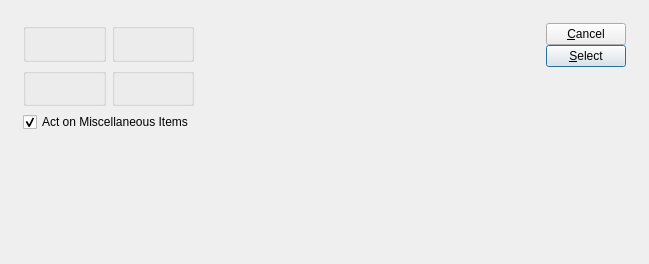
This is guiclient/archRestoreSalesHistory.ui in Pegasus-RPG/xtuple-client as Qt 5 draws it before an edit. The edited form follows.
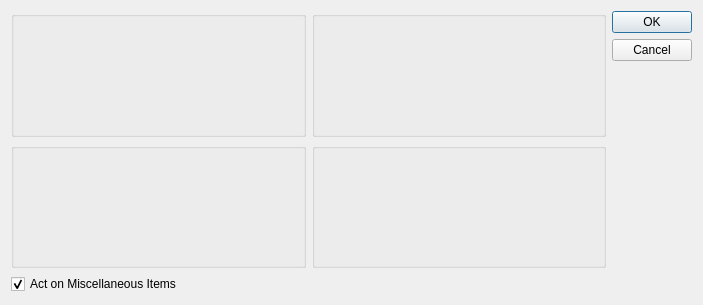
This is the edited form. Custom widgets are drawn as their Qt base class.

Commit message: Use button boxes for style guidelines.

```diff
--- a/guiclient/archRestoreSalesHistory.ui
+++ b/guiclient/archRestoreSalesHistory.ui
@@ -7,34 +7,22 @@
 is available at www.xtuple.com/CPAL.  By using this software, you agree
 to be bound by its terms.</comment>
  <class>archRestoreSalesHistory</class>
- <widget class="QDialog" name="archRestoreSalesHistory" >
-  <property name="geometry" >
+ <widget class="QDialog" name="archRestoreSalesHistory">
+  <property name="geometry">
    <rect>
     <x>0</x>
     <y>0</y>
-    <width>648</width>
-    <height>264</height>
+    <width>703</width>
+    <height>305</height>
    </rect>
   </property>
   <property name="windowTitle" >
    <string>Archive/Restore Sales History</string>
   </property>
-  <layout class="QGridLayout" name="gridLayout_3" >
-   <item row="0" column="0" >
-    <layout class="QVBoxLayout" name="verticalLayout_2" >
-     <property name="spacing" >
-      <number>12</number>
-     </property>
-     <property name="margin" >
-      <number>12</number>
-     </property>
-     <item>
-      <layout class="QHBoxLayout" name="horizontalLayout" >
-       <item>
-        <layout class="QGridLayout" name="gridLayout_2" >
-         <item row="0" column="0" >
-          <widget class="ParameterGroup" name="_customerType" >
-           <property name="title" >
+  <layout class="QGridLayout" name="gridLayout_2">
+   <item row="0" column="0">
+    <widget class="ParameterGroup" name="_customerType">
+     <property name="title">
             <string/>
            </property>
            <property name="fixedSize" >
@@ -52,9 +40,19 @@
            </property>
           </widget>
          </item>
-         <item row="1" column="0" >
-          <widget class="ParameterGroup" name="_productCategory" >
-           <property name="title" >
+   <item row="0" column="2" rowspan="3">
+    <widget class="QDialogButtonBox" name="_buttonBox">
+     <property name="orientation">
+      <enum>Qt::Vertical</enum>
+     </property>
+     <property name="standardButtons">
+      <set>QDialogButtonBox::Cancel|QDialogButtonBox::Ok</set>
+     </property>
+    </widget>
+   </item>
+   <item row="1" column="0">
+    <widget class="ParameterGroup" name="_productCategory">
+     <property name="title">
             <string/>
            </property>
            <property name="fixedSize" >
@@ -85,83 +83,8 @@
           </widget>
          </item>
         </layout>
-       </item>
-       <item>
-        <spacer name="horizontalSpacer" >
-         <property name="orientation" >
-          <enum>Qt::Horizontal</enum>
-         </property>
-         <property name="sizeHint" stdset="0" >
-          <size>
-           <width>0</width>
-           <height>17</height>
-          </size>
-         </property>
-        </spacer>
-       </item>
-       <item>
-        <layout class="QVBoxLayout" name="verticalLayout" >
-         <property name="spacing" >
-          <number>0</number>
-         </property>
-         <item>
-          <widget class="QPushButton" name="_close" >
-           <property name="text" >
-            <string>&amp;Cancel</string>
-           </property>
-          </widget>
-         </item>
-         <item>
-          <widget class="QPushButton" name="_select" >
-           <property name="text" >
-            <string>&amp;Select</string>
-           </property>
-           <property name="autoDefault" >
-            <bool>true</bool>
-           </property>
-           <property name="default" >
-            <bool>true</bool>
-           </property>
-          </widget>
-         </item>
-         <item>
-          <spacer>
-           <property name="orientation" >
-            <enum>Qt::Vertical</enum>
-           </property>
-           <property name="sizeType" >
-            <enum>QSizePolicy::Expanding</enum>
-           </property>
-           <property name="sizeHint" stdset="0" >
-            <size>
-             <width>20</width>
-             <height>20</height>
-            </size>
-           </property>
-          </spacer>
-         </item>
-        </layout>
-       </item>
-      </layout>
-     </item>
-     <item>
-      <spacer name="verticalSpacer" >
-       <property name="orientation" >
-        <enum>Qt::Vertical</enum>
-       </property>
-       <property name="sizeHint" stdset="0" >
-        <size>
-         <width>603</width>
-         <height>0</height>
-        </size>
-       </property>
-      </spacer>
-     </item>
-    </layout>
-   </item>
-  </layout>
- </widget>
- <layoutdefault spacing="6" margin="11" />
+ </widget>
+ <layoutdefault spacing="6" margin="11"/>
  <pixmapfunction>qPixmapFromMimeSource</pixmapfunction>
  <customwidgets>
   <customwidget>
```
Left out of the diff: 58 changed lines with no effect on the pictures. Lines whose indentation alone changed are shown as unchanged. The commit also changes 13 other files.
